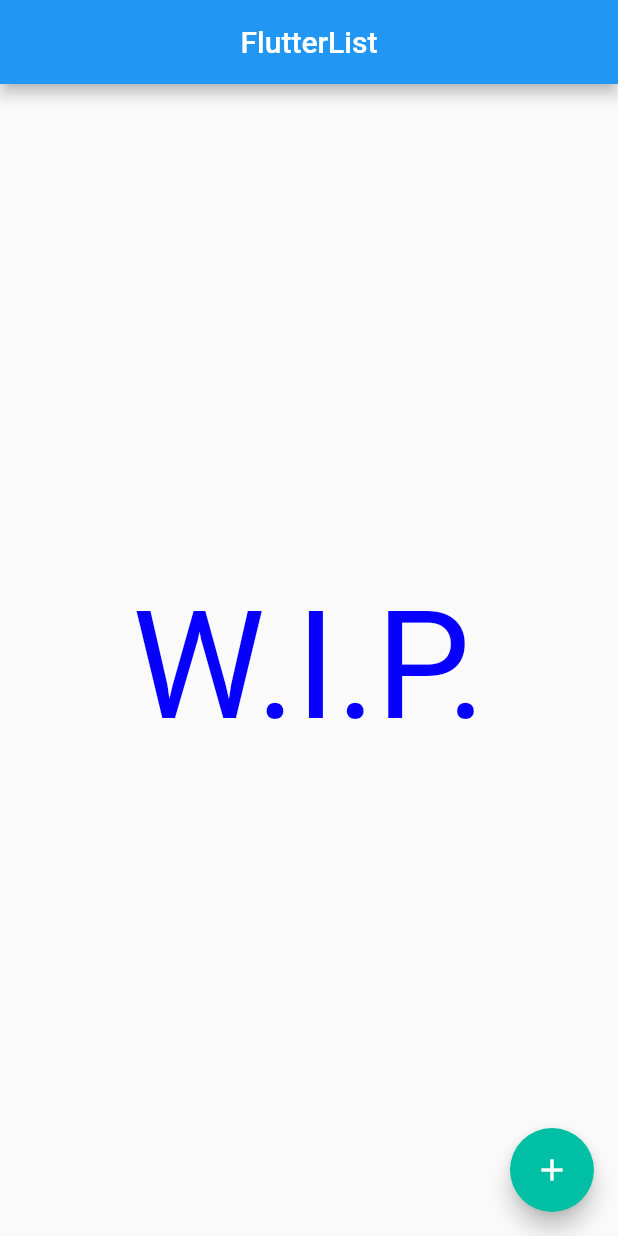
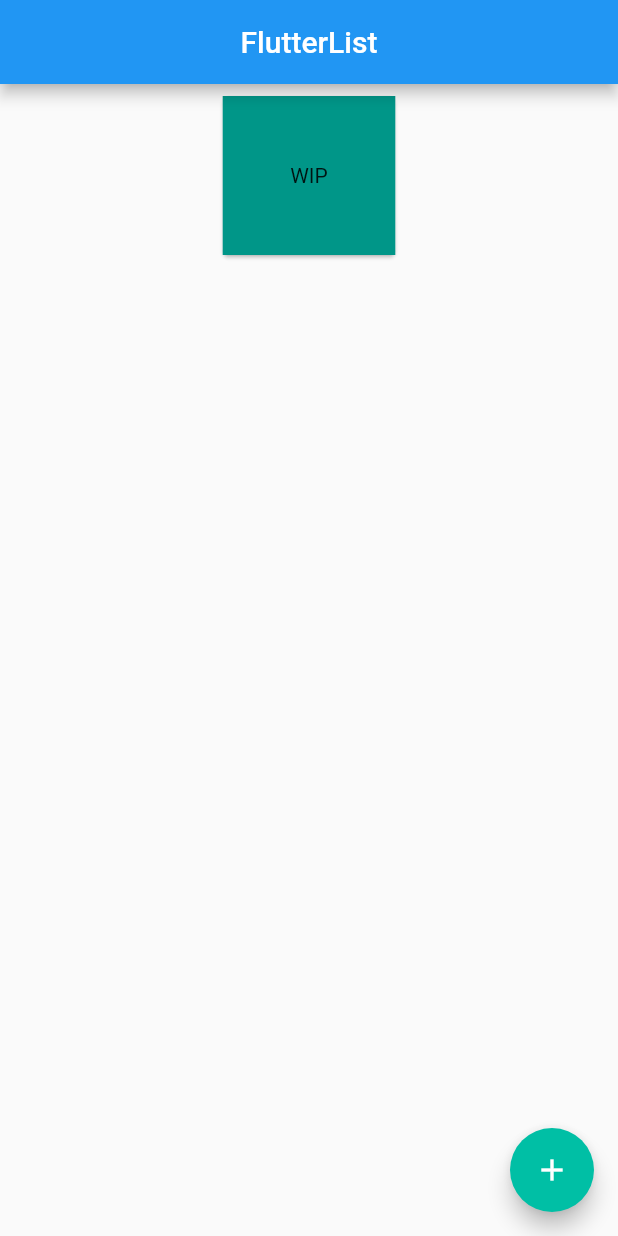
Before and after one commit to JesterOrNot/FlutterList, a Flutter app: the screen it shows after launch, on a phone screen of 412 x 824 dp. Run offline on Flutter 3.47's test engine with Material 2 defaults, Android fonts, the phone set to English and light mode, and no system bars.

Commit message:
add cards to app

```diff
--- a/lib/main.dart
+++ b/lib/main.dart
@@ -18,12 +18,11 @@ class MainActivity extends StatelessWidget {
         body: Center(
             child: new ListTile(
                 title: Center(
-          child: Text(
-            "W.I.P.",
-            style:
-                TextStyle(fontSize: 100.0, color: Color.fromRGBO(8, 0, 255, 3)),
-          ),
-        ))),
+                    child: Column(
+          children: <Widget>[
+            new MyCard(title: Text("WIP")),
+          ],
+        )))),
         floatingActionButton: FloatingActionButton(
           child: Icon(
             Icons.add,
@@ -38,3 +37,21 @@ class MainActivity extends StatelessWidget {
     );
   }
 }
+
+class MyCard extends StatelessWidget {
+  MyCard({this.title});
+  final Widget title;
+  @override
+  Widget build(BuildContext context) {
+    return new Container(
+        padding: new EdgeInsets.only(bottom: 30.0),
+        child: new Card(
+            child: new Container(
+          padding: new EdgeInsets.all(45.0),
+          child: new Column(children: <Widget>[
+            this.title,
+          ]),
+          color: Colors.teal,
+        )));
+  }
+}
```
